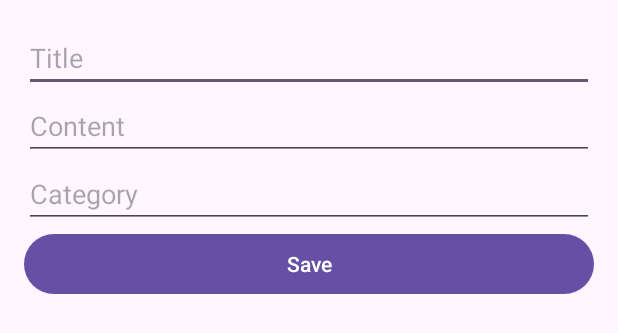
After one commit to SeranPandiyan/Notes-Project, an Android app: the layout activity_add_edit_note.xml on its own in the app's theme, with its tools: preview values and no code run, on a phone screen of 412 x 824 dp. The commit adds this screen. Shown: the top 333 px of the screen. Run offline under Robolectric (Android 15) with nearby library versions, the phone set to English and light mode, and no system bars.

Commit message:
2nd commit

```diff
--- a/app/build.gradle.kts
+++ b/app/build.gradle.kts
@@ -37,6 +37,7 @@ dependencies {
     implementation(libs.material)
     implementation(libs.activity)
     implementation(libs.constraintlayout)
+    implementation(libs.recyclerview)
     testImplementation(libs.junit)
     androidTestImplementation(libs.ext.junit)
     androidTestImplementation(libs.espresso.core)
--- /dev/null
+++ b/app/src/main/res/drawable/ic_add.xml
@@ -0,0 +1,5 @@
+<vector xmlns:android="http://schemas.android.com/apk/res/android" android:height="24dp" android:tint="#000000" android:viewportHeight="24" android:viewportWidth="24" android:width="24dp">
+
+    <path android:fillColor="@android:color/white" android:pathData="M19,13h-6v6h-2v-6H5v-2h6V5h2v6h6v2z"/>
+
+</vector>
--- /dev/null
+++ b/app/src/main/res/layout/activity_add_edit_note.xml
@@ -0,0 +1,34 @@
+<!-- res/layout/activity_add_edit_note.xml -->
+<LinearLayout xmlns:android="http://schemas.android.com/apk/res/android"
+    android:layout_width="match_parent"
+    android:layout_height="match_parent"
+    android:orientation="vertical"
+    android:padding="16dp">
+
+    <EditText
+        android:id="@+id/titleEditText"
+        android:layout_width="match_parent"
+        android:layout_height="wrap_content"
+        android:hint="Title"/>
+
+    <EditText
+        android:id="@+id/contentEditText"
+        android:layout_width="match_parent"
+        android:layout_height="wrap_content"
+        android:hint="Content"
+        android:inputType="textMultiLine"
+        android:gravity="top"/>
+
+    <EditText
+        android:id="@+id/categoryEditText"
+        android:layout_width="match_parent"
+        android:layout_height="wrap_content"
+        android:hint="Category"/>
+
+    <Button
+        android:id="@+id/saveButton"
+        android:layout_width="match_parent"
+        android:layout_height="wrap_content"
+        android:text="Save"
+        android:onClick="onSaveNoteClick"/>
+</LinearLayout>
--- /dev/null
+++ b/app/src/main/res/values/ids.xml
@@ -0,0 +1,7 @@
+<?xml version="1.0" encoding="utf-8"?>
+<resources>
+    <item name="titleEditText" type="id" />
+    <item name="contentEditText" type="id" />
+    <item name="categoryEditText" type="id" />
+    <item name="saveButton" type="id" />
+</resources>
```
Also changed, not shown: app/src/main/java/com/example/notesproject/AddEditNoteActivity.java (added, +34 -0 lines), app/src/main/java/com/example/notesproject/MainActivity.java (+27 -11 lines), app/src/main/java/com/example/notesproject/Note.java (added, +18 -0 lines), app/src/main/java/com/example/notesproject/NotesAdapter.java (added, +48 -0 lines), app/src/main/java/com/example/notesproject/NotesDatabaseHelper.java (added, +68 -0 lines), app/src/main/java/com/example/notesproject/SplashActivity.java (added, +22 -0 lines), app/src/main/res/layout/activity_main.xml (+36 -11 lines), app/src/main/res/layout/activity_splash.xml (added, +14 -0 lines), app/src/main/res/layout/item_note.xml (added, +22 -0 lines).
